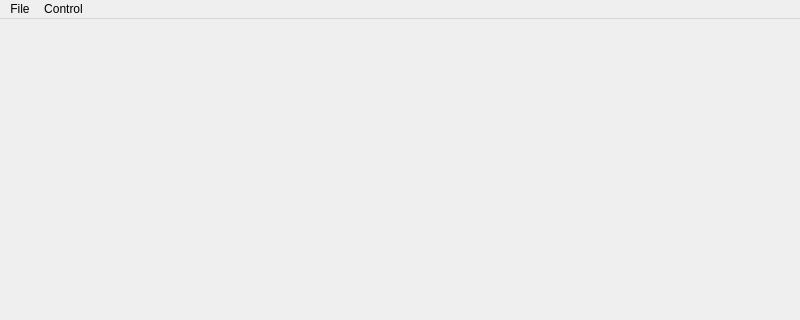
This is qtui/OSGQt.ui in player39/osgQtDemo as Qt 5 draws it before an edit; both pictures show x 0 to 800 and y 0 to 320 of the 800 by 600 pixel window. The edited form follows.
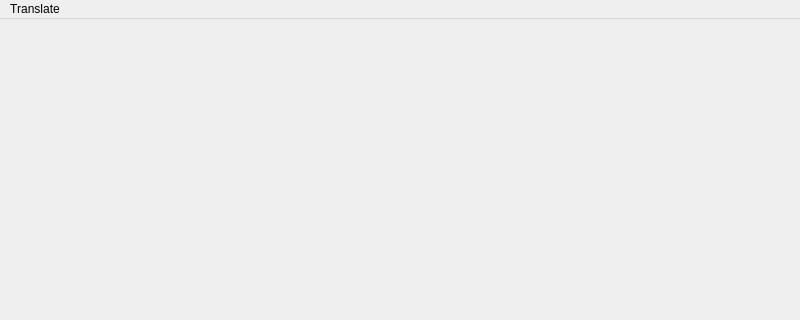
This is the edited form.

Diff of the .ui file:
```diff
--- a/qtui/OSGQt.ui
+++ b/qtui/OSGQt.ui
@@ -23,23 +23,14 @@
      <height>18</height>
     </rect>
    </property>
-   <widget class="QMenu" name="QMenu_File">
+   <widget class="QMenu" name="menuTranslate">
     <property name="title">
-     <string>File</string>
+     <string>Translate</string>
     </property>
     <addaction name="QAction_Open"/>
     <addaction name="QAction_CLose"/>
    </widget>
-   <widget class="QMenu" name="QMenu_Control">
-    <property name="title">
-     <string>Control</string>
-    </property>
-    <addaction name="QAction_Stretching"/>
-    <addaction name="QAction_Rotate"/>
-    <addaction name="QAction_Translation"/>
-   </widget>
-   <addaction name="QMenu_File"/>
-   <addaction name="QMenu_Control"/>
+   <addaction name="menuTranslate"/>
   </widget>
   <widget class="QStatusBar" name="statusbar"/>
   <action name="QAction_Open">
```
Left out of the diff: 8 changed lines with no effect on the pictures.
